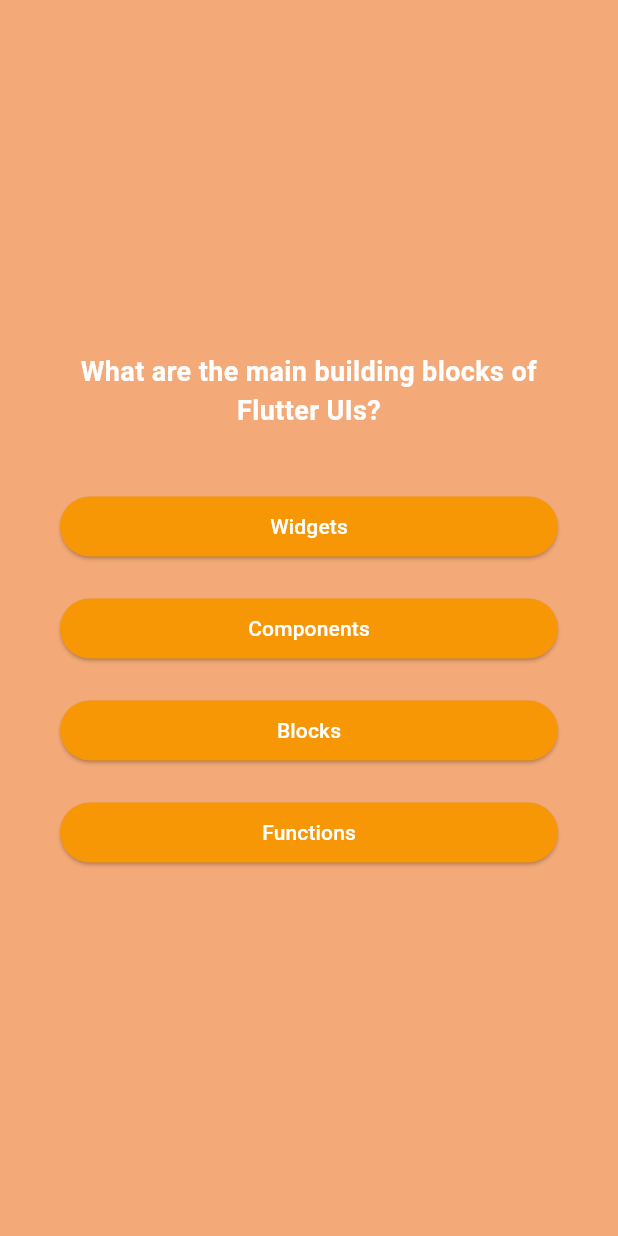
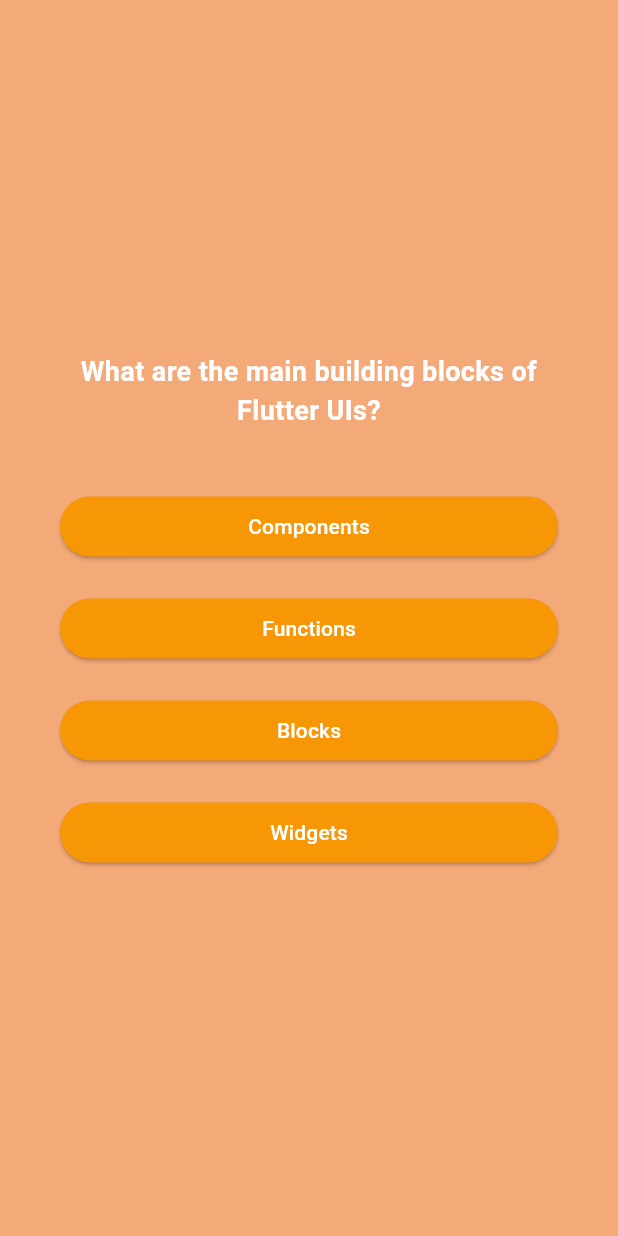
Before and after one commit to NishitBhardwaj15/quiz_app, a Flutter app: the screen it shows after launch, after a tap on "Start quiz", on a phone screen of 412 x 824 dp. Run offline on Flutter 3.47's test engine with Material 3 defaults, Android fonts, the phone set to English and light mode, and no system bars.

```diff
--- a/lib/model/questions_model.dart
+++ b/lib/model/questions_model.dart
@@ -3,4 +3,10 @@ class QuestionsModel {
 
   final String question;
   final List<String> options;
+
+  List<String> getShuffleList(){
+    List<String> newList = List.of(options);
+    newList.shuffle();
+    return newList;
+  }
 }
--- a/lib/questions.dart
+++ b/lib/questions.dart
@@ -34,7 +34,7 @@ class _Questions extends State<Questions> {
               textAlign: TextAlign.center,
               ),
             const SizedBox(height: 30),
-            ...questionsList[0].options.map((item){
+            ...questionsList[0].getShuffleList().map((item){
               return OptionButton(item);
             })
           ],
```
